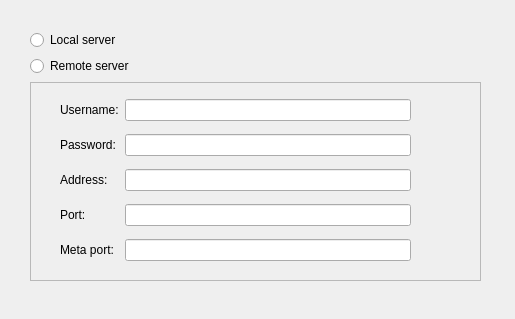
Before: the Qt Designer form ilastik/applets/serverConfiguration/serverConfig.ui in ilastik/ilastik, drawn with Qt 5.
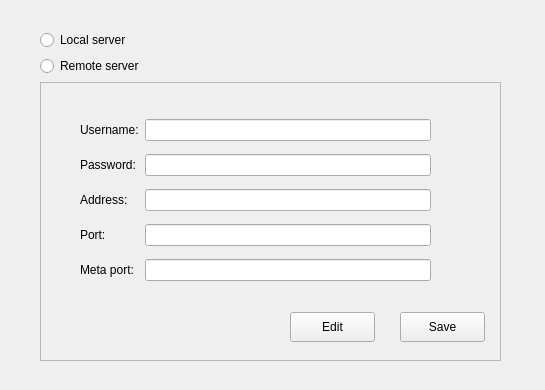
After: the same form once the commit is applied.

Commit message: - add button and line edit functionality

```diff
--- a/ilastik/applets/serverConfiguration/serverConfig.ui
+++ b/ilastik/applets/serverConfiguration/serverConfig.ui
@@ -6,8 +6,8 @@
    <rect>
     <x>0</x>
     <y>0</y>
-    <width>515</width>
-    <height>319</height>
+    <width>545</width>
+    <height>390</height>
    </rect>
   </property>
   <property name="windowTitle">
@@ -16,10 +16,10 @@
   <widget class="QWidget" name="gridLayoutWidget">
    <property name="geometry">
     <rect>
-     <x>30</x>
+     <x>40</x>
      <y>30</y>
-     <width>451</width>
-     <height>251</height>
+     <width>461</width>
+     <height>331</height>
     </rect>
    </property>
    <layout class="QGridLayout" name="gridLayout">
@@ -41,8 +41,8 @@
       <widget class="QWidget" name="gridLayoutWidget_2">
        <property name="geometry">
         <rect>
-         <x>30</x>
-         <y>10</y>
+         <x>40</x>
+         <y>30</y>
          <width>351</width>
          <height>181</height>
         </rect>
@@ -100,6 +100,32 @@
         </item>
        </layout>
       </widget>
+      <widget class="QPushButton" name="saveButton">
+       <property name="geometry">
+        <rect>
+         <x>360</x>
+         <y>230</y>
+         <width>85</width>
+         <height>30</height>
+        </rect>
+       </property>
+       <property name="text">
+        <string>Save</string>
+       </property>
+      </widget>
+      <widget class="QPushButton" name="editButton">
+       <property name="geometry">
+        <rect>
+         <x>250</x>
+         <y>230</y>
+         <width>85</width>
+         <height>30</height>
+        </rect>
+       </property>
+       <property name="text">
+        <string>Edit</string>
+       </property>
+      </widget>
       <zorder>gridLayoutWidget_2</zorder>
       <zorder>radioButton_2</zorder>
      </widget>
```
Left out of the diff: 30 changed lines with no effect on the pictures. The commit also changes 2 other files.
